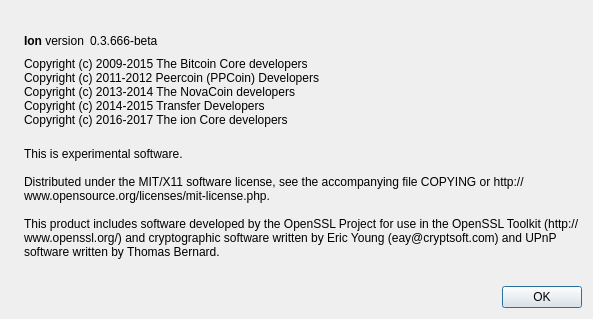
Above: src/qt/forms/aboutdialog.ui from ionomy/ion_deprecated2 before the change. Below: the same form after it.
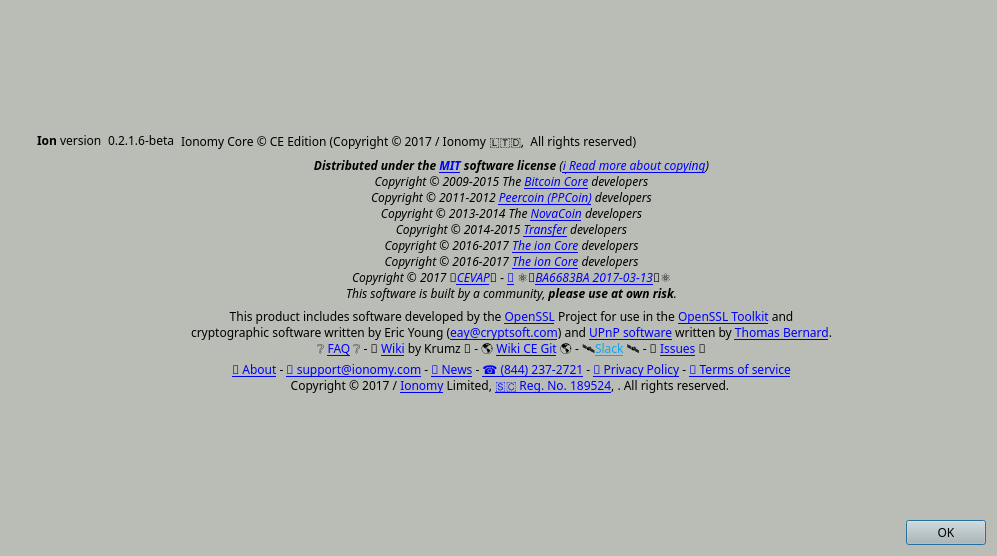
That is the form after the change. Icons and pictures are not drawn.

Commit message:
Bring codebase more inline with Bitcoin Core
Based on work done by cevap on cevap/ion

```diff
--- a/src/qt/forms/aboutdialog.ui
+++ b/src/qt/forms/aboutdialog.ui
@@ -6,10 +6,437 @@
    <rect>
     <x>0</x>
     <y>0</y>
-    <width>593</width>
-    <height>319</height>
+    <width>997</width>
+    <height>556</height>
    </rect>
   </property>
+  <property name="palette">
+   <palette>
+    <active>
+     <colorrole role="WindowText">
+      <brush brushstyle="SolidPattern">
+       <color alpha="255">
+        <red>0</red>
+        <green>0</green>
+        <blue>0</blue>
+       </color>
+      </brush>
+     </colorrole>
+     <colorrole role="Button">
+      <brush brushstyle="SolidPattern">
+       <color alpha="255">
+        <red>186</red>
+        <green>189</green>
+        <blue>182</blue>
+       </color>
+      </brush>
+     </colorrole>
+     <colorrole role="Light">
+      <brush brushstyle="SolidPattern">
+       <color alpha="255">
+        <red>255</red>
+        <green>255</green>
+        <blue>255</blue>
+       </color>
+      </brush>
+     </colorrole>
+     <colorrole role="Midlight">
+      <brush brushstyle="SolidPattern">
+       <color alpha="255">
+        <red>220</red>
+        <green>222</green>
+        <blue>218</blue>
+       </color>
+      </brush>
+     </colorrole>
+     <colorrole role="Dark">
+      <brush brushstyle="SolidPattern">
+       <color alpha="255">
+        <red>93</red>
+        <green>94</green>
+        <blue>91</blue>
+       </color>
+      </brush>
+     </colorrole>
+     <colorrole role="Mid">
+      <brush brushstyle="SolidPattern">
+       <color alpha="255">
+        <red>124</red>
+        <green>126</green>
+        <blue>121</blue>
+       </color>
+      </brush>
+     </colorrole>
+     <colorrole role="Text">
+      <brush brushstyle="SolidPattern">
+       <color alpha="255">
+        <red>0</red>
+        <green>0</green>
+        <blue>0</blue>
+       </color>
+      </brush>
+     </colorrole>
+     <colorrole role="BrightText">
+      <brush brushstyle="SolidPattern">
+       <color alpha="255">
+        <red>255</red>
+        <green>255</green>
+        <blue>255</blue>
+       </color>
+      </brush>
+     </colorrole>
+     <colorrole role="ButtonText">
+      <brush brushstyle="SolidPattern">
+       <color alpha="255">
+        <red>0</red>
+        <green>0</green>
+        <blue>0</blue>
+       </color>
+      </brush>
+     </colorrole>
+     <colorrole role="Base">
+      <brush brushstyle="SolidPattern">
+       <color alpha="255">
+        <red>255</red>
+        <green>255</green>
+        <blue>255</blue>
+       </color>
+      </brush>
+     </colorrole>
+     <colorrole role="Window">
+      <brush brushstyle="SolidPattern">
+       <color alpha="255">
+        <red>186</red>
+        <green>189</green>
+        <blue>182</blue>
+       </color>
+      </brush>
+     </colorrole>
+     <colorrole role="Shadow">
+      <brush brushstyle="SolidPattern">
+       <color alpha="255">
+        <red>0</red>
+        <green>0</green>
+        <blue>0</blue>
+       </color>
+      </brush>
+     </colorrole>
+     <colorrole role="AlternateBase">
+      <brush brushstyle="SolidPattern">
+       <color alpha="255">
+        <red>220</red>
+        <green>222</green>
+        <blue>218</blue>
+       </color>
+      </brush>
+     </colorrole>
+     <colorrole role="ToolTipBase">
+      <brush brushstyle="SolidPattern">
+       <color alpha="255">
+        <red>255</red>
+        <green>255</green>
+        <blue>220</blue>
+       </color>
+      </brush>
+     </colorrole>
+     <colorrole role="ToolTipText">
+      <brush brushstyle="SolidPattern">
+       <color alpha="255">
+        <red>0</red>
+        <green>0</green>
+        <blue>0</blue>
+       </color>
+      </brush>
+     </colorrole>
+    </active>
+    <inactive>
+     <colorrole role="WindowText">
+      <brush brushstyle="SolidPattern">
+       <color alpha="255">
+        <red>0</red>
+        <green>0</green>
+        <blue>0</blue>
+       </color>
+      </brush>
+     </colorrole>
+     <colorrole role="Button">
+      <brush brushstyle="SolidPattern">
+       <color alpha="255">
+        <red>186</red>
+        <green>189</green>
+        <blue>182</blue>
+       </color>
+      </brush>
+     </colorrole>
+     <colorrole role="Light">
+      <brush brushstyle="SolidPattern">
+       <color alpha="255">
+        <red>255</red>
+        <green>255</green>
+        <blue>255</blue>
+       </color>
+      </brush>
+     </colorrole>
+     <colorrole role="Midlight">
+      <brush brushstyle="SolidPattern">
+       <color alpha="255">
+        <red>220</red>
+        <green>222</green>
+        <blue>218</blue>
+       </color>
+      </brush>
+     </colorrole>
+     <colorrole role="Dark">
+      <brush brushstyle="SolidPattern">
+       <color alpha="255">
+        <red>93</red>
+        <green>94</green>
+        <blue>91</blue>
+       </color>
+      </brush>
+     </colorrole>
+     <colorrole role="Mid">
+      <brush brushstyle="SolidPattern">
+       <color alpha="255">
+        <red>124</red>
+        <green>126</green>
+        <blue>121</blue>
+       </color>
+      </brush>
+     </colorrole>
+     <colorrole role="Text">
+      <brush brushstyle="SolidPattern">
+       <color alpha="255">
+        <red>0</red>
+        <green>0</green>
+        <blue>0</blue>
+       </color>
+      </brush>
+     </colorrole>
+     <colorrole role="BrightText">
+      <brush brushstyle="SolidPattern">
+       <color alpha="255">
+        <red>255</red>
+        <green>255</green>
+        <blue>255</blue>
+       </color>
+      </brush>
+     </colorrole>
+     <colorrole role="ButtonText">
+      <brush brushstyle="SolidPattern">
+       <color alpha="255">
+        <red>0</red>
+        <green>0</green>
+        <blue>0</blue>
+       </color>
+      </brush>
+     </colorrole>
+     <colorrole role="Base">
+      <brush brushstyle="SolidPattern">
+       <color alpha="255">
+        <red>255</red>
+        <green>255</green>
+        <blue>255</blue>
+       </color>
+      </brush>
+     </colorrole>
+     <colorrole role="Window">
+      <brush brushstyle="SolidPattern">
+       <color alpha="255">
+        <red>186</red>
+        <green>189</green>
+        <blue>182</blue>
+       </color>
+      </brush>
+     </colorrole>
+     <colorrole role="Shadow">
+      <brush brushstyle="SolidPattern">
+       <color alpha="255">
+        <red>0</red>
+        <green>0</green>
+        <blue>0</blue>
+       </color>
+      </brush>
+     </colorrole>
+     <colorrole role="AlternateBase">
+      <brush brushstyle="SolidPattern">
+       <color alpha="255">
+        <red>220</red>
+        <green>222</green>
+        <blue>218</blue>
+       </color>
+      </brush>
+     </colorrole>
+     <colorrole role="ToolTipBase">
+      <brush brushstyle="SolidPattern">
+       <color alpha="255">
+        <red>255</red>
+        <green>255</green>
+        <blue>220</blue>
+       </color>
+      </brush>
+     </colorrole>
+     <colorrole role="ToolTipText">
+      <brush brushstyle="SolidPattern">
+       <color alpha="255">
+        <red>0</red>
+        <green>0</green>
+        <blue>0</blue>
+       </color>
+      </brush>
+     </colorrole>
+    </inactive>
+    <disabled>
+     <colorrole role="WindowText">
+      <brush brushstyle="SolidPattern">
+       <color alpha="255">
+        <red>93</red>
+        <green>94</green>
+        <blue>91</blue>
+       </color>
+      </brush>
+     </colorrole>
+     <colorrole role="Button">
+      <brush brushstyle="SolidPattern">
+       <color alpha="255">
+        <red>186</red>
+        <green>189</green>
+        <blue>182</blue>
+       </color>
+      </brush>
+     </colorrole>
+     <colorrole role="Light">
+      <brush brushstyle="SolidPattern">
+       <color alpha="255">
+        <red>255</red>
+        <green>255</green>
+        <blue>255</blue>
+       </color>
+      </brush>
+     </colorrole>
+     <colorrole role="Midlight">
+      <brush brushstyle="SolidPattern">
+       <color alpha="255">
+        <red>220</red>
+        <green>222</green>
+        <blue>218</blue>
+       </color>
+      </brush>
+     </colorrole>
+     <colorrole role="Dark">
+      <brush brushstyle="SolidPattern">
+       <color alpha="255">
+        <red>93</red>
+        <green>94</green>
+        <blue>91</blue>
+       </color>
+      </brush>
+     </colorrole>
+     <colorrole role="Mid">
+      <brush brushstyle="SolidPattern">
+       <color alpha="255">
+        <red>124</red>
+        <green>126</green>
+        <blue>121</blue>
+       </color>
+      </brush>
+     </colorrole>
+     <colorrole role="Text">
+      <brush brushstyle="SolidPattern">
+       <color alpha="255">
+        <red>93</red>
+        <green>94</green>
+        <blue>91</blue>
+       </color>
+      </brush>
+     </colorrole>
+     <colorrole role="BrightText">
+      <brush brushstyle="SolidPattern">
+       <color alpha="255">
+        <red>255</red>
+        <green>255</green>
+        <blue>255</blue>
+       </color>
+      </brush>
+     </colorrole>
+     <colorrole role="ButtonText">
+      <brush brushstyle="SolidPattern">
+       <color alpha="255">
+        <red>93</red>
+        <green>94</green>
+        <blue>91</blue>
+       </color>
+      </brush>
+     </colorrole>
+     <colorrole role="Base">
+      <brush brushstyle="SolidPattern">
+       <color alpha="255">
+        <red>186</red>
+        <green>189</green>
+        <blue>182</blue>
+       </color>
+      </brush>
+     </colorrole>
+     <colorrole role="Window">
+      <brush brushstyle="SolidPattern">
+       <color alpha="255">
+        <red>186</red>
+        <green>189</green>
+        <blue>182</blue>
+       </color>
+      </brush>
+     </colorrole>
+     <colorrole role="Shadow">
+      <brush brushstyle="SolidPattern">
+       <color alpha="255">
+        <red>0</red>
+        <green>0</green>
+        <blue>0</blue>
+       </color>
+      </brush>
+     </colorrole>
+     <colorrole role="AlternateBase">
+      <brush brushstyle="SolidPattern">
+       <color alpha="255">
+        <red>186</red>
+        <green>189</green>
+        <blue>182</blue>
+       </color>
+      </brush>
+     </colorrole>
+     <colorrole role="ToolTipBase">
+      <brush brushstyle="SolidPattern">
+       <color alpha="255">
+        <red>255</red>
+        <green>255</green>
+        <blue>220</blue>
+       </color>
+      </brush>
+     </colorrole>
+     <colorrole role="ToolTipText">
+      <brush brushstyle="SolidPattern">
+       <color alpha="255">
+        <red>0</red>
+        <green>0</green>
+        <blue>0</blue>
+       </color>
+      </brush>
+     </colorrole>
+    </disabled>
+   </palette>
+  </property>
+  <property name="font">
+   <font>
+    <family>Sawasdee</family>
+    <weight>50</weight>
+    <bold>false</bold>
+    <strikeout>false</strikeout>
+    <stylestrategy>PreferAntialias</stylestrategy>
+   </font>
+  </property>
+  <property name="mouseTracking">
+   <bool>false</bool>
+  </property>
   <property name="windowTitle">
    <string>About Ion</string>
   </property>
@@ -23,7 +450,20 @@
       </sizepolicy>
      </property>
      <property name="pixmap">
-      <pixmap resource="../bitcoin.qrc">:/images/about</pixmap>
+      <pixmap resource="../ion.qrc">:/images/about</pixmap>
+     </property>
+    </widget>
+   </item>
+   <item>
+    <widget class="QLabel" name="label_5">
+     <property name="sizePolicy">
+      <sizepolicy hsizetype="Preferred" vsizetype="Ignored">
+       <horstretch>0</horstretch>
+       <verstretch>0</verstretch>
+      </sizepolicy>
+     </property>
+     <property name="pixmap">
+      <pixmap resource="../ion.qrc">:/images/aboutpanda</pixmap>
      </property>
     </widget>
    </item>
@@ -63,13 +503,25 @@
           <cursorShape>IBeamCursor</cursorShape>
          </property>
          <property name="text">
-          <string notr="true">0.3.666-beta</string>
+          <string notr="true">&lt;html&gt;&lt;head/&gt;&lt;body&gt;&lt;p&gt;0.2.1.6-beta&lt;/p&gt;&lt;/body&gt;&lt;/html&gt;</string>
          </property>
          <property name="textInteractionFlags">
           <set>Qt::LinksAccessibleByMouse|Qt::TextSelectableByKeyboard|Qt::TextSelectableByMouse</set>
          </property>
         </widget>
        </item>
+       <item>
+        <widget class="QLabel" name="label_3">
+         <property name="font">
+          <font>
+           <family>Sawasdee</family>
+          </font>
+         </property>
+         <property name="text">
+          <string>Ionomy Core ©️ CE Edition (Copyright ©️ 2017 / Ionomy 🇱🇹🇩,  All rights reserved)</string>
+         </property>
+        </widget>
+       </item>
        <item>
         <spacer name="horizontalSpacer">
          <property name="orientation">
@@ -87,15 +539,17 @@
      </item>
      <item>
       <widget class="QLabel" name="copyrightLabel">
+       <property name="font">
+        <font>
+         <family>Sawasdee</family>
+         <italic>true</italic>
+        </font>
+       </property>
        <property name="cursor">
         <cursorShape>IBeamCursor</cursorShape>
        </property>
        <property name="text">
-        <string>Copyright (c) 2009-2015 The Bitcoin Core developers
-Copyright (c) 2011-2012 Peercoin (PPCoin) Developers
-Copyright (c) 2013-2014 The NovaCoin developers
-Copyright (c) 2014-2015 Transfer Developers
-Copyright (c) 2016-2017 The ion Core developers</string>
+        <string>&lt;html&gt;&lt;head/&gt;&lt;body&gt;&lt;p align=&quot;center&quot;&gt;&lt;span style=&quot; font-weight:600;&quot;&gt;Distributed under the &lt;/span&gt;&lt;a href=&quot;http://www.opensource.org/licenses/mit-license.php&quot;&gt;&lt;span style=&quot; font-weight:600; text-decoration: underline; color:#0000ff;&quot;&gt;MIT&lt;/span&gt;&lt;/a&gt;&lt;span style=&quot; font-weight:600;&quot;&gt; software license &lt;/span&gt;(&lt;a href=&quot;https://raw.githubusercontent.com/cevap/ion/master/COPYING&quot;&gt;&lt;span style=&quot; text-decoration: underline; color:#0000ff;&quot;&gt;ℹ️ Read more about copying&lt;/span&gt;&lt;/a&gt;)&lt;br/&gt;Copyright ©️ 2009-2015 The &lt;a href=&quot;https://github.com/bitcoin/bitcoin/&quot;&gt;&lt;span style=&quot; text-decoration: underline; color:#0000ff;&quot;&gt;Bitcoin Core&lt;/span&gt;&lt;/a&gt; developers&lt;br/&gt;Copyright ©️ 2011-2012 &lt;a href=&quot;https://github.com/peercoin/peercoin/&quot;&gt;&lt;span style=&quot; text-decoration: underline; color:#0000ff;&quot;&gt;Peercoin (PPCoin)&lt;/span&gt;&lt;/a&gt; developers&lt;br/&gt;Copyright ©️ 2013-2014 The &lt;a href=&quot;https://github.com/novacoin-project/novacoin&quot;&gt;&lt;span style=&quot; text-decoration: underline; color:#0000ff;&quot;&gt;NovaCoin&lt;/span&gt;&lt;/a&gt; developers&lt;br/&gt;Copyright ©️ 2014-2015 &lt;a href=&quot;https://github.com/transferdev/Transfercoin&quot;&gt;&lt;span style=&quot; text-decoration: underline; color:#0000ff;&quot;&gt;Transfer&lt;/span&gt;&lt;/a&gt; developers&lt;br/&gt;Copyright ©️ 2016-2017 &lt;a href=&quot;https://github.com/ionomy/ion/&quot;&gt;&lt;span style=&quot; text-decoration: underline; color:#0000ff;&quot;&gt;The ion Core&lt;/span&gt;&lt;/a&gt; developers&lt;br/&gt;Copyright ©️ 2016-2017 &lt;a href=&quot;https://github.com/ionomy/ion/&quot;&gt;&lt;span style=&quot; text-decoration: underline; color:#0000ff;&quot;&gt;The ion Core&lt;/span&gt;&lt;/a&gt; developers&lt;br/&gt;Copyright ©️ 2017 🐼&lt;a href=&quot;https://github.com/cevap/&quot;&gt;&lt;span style=&quot; text-decoration: underline; color:#0000ff;&quot;&gt;CEVAP&lt;/span&gt;&lt;/a&gt;🐼 - &lt;a href=&quot;mailto:dev@i2pmail.org&quot;&gt;&lt;span style=&quot; text-decoration: underline; color:#0000ff;&quot;&gt;📧&lt;/span&gt;&lt;/a&gt; ⚛️🔐&lt;a href=&quot;https://pgp.mit.edu/pks/lookup?op=get&amp;amp;search=0x49464B32BA6683BA&quot;&gt;&lt;span style=&quot; text-decoration: underline; color:#0000ff;&quot;&gt;BA6683BA 2017-03-13&lt;/span&gt;&lt;/a&gt;🔐⚛️&lt;br/&gt;This software is built by a community, &lt;span style=&quot; font-weight:600;&quot;&gt;please use at own risk&lt;/span&gt;.&lt;/p&gt;&lt;/body&gt;&lt;/html&gt;</string>
        </property>
        <property name="textInteractionFlags">
         <set>Qt::LinksAccessibleByMouse|Qt::TextSelectableByKeyboard|Qt::TextSelectableByMouse</set>
@@ -108,12 +562,7 @@
         <cursorShape>IBeamCursor</cursorShape>
        </property>
        <property name="text">
-        <string>
-This is experimental software.
-
-Distributed under the MIT/X11 software license, see the accompanying file COPYING or http://www.opensource.org/licenses/mit-license.php.
-
-This product includes software developed by the OpenSSL Project for use in the OpenSSL Toolkit (http://www.openssl.org/) and cryptographic software written by Eric Young (eay@cryptsoft.com) and UPnP software written by Thomas Bernard.</string>
+        <string>&lt;html&gt;&lt;head/&gt;&lt;body&gt;&lt;p align=&quot;center&quot;&gt;This product includes software developed by the &lt;a href=&quot;https://www.openssl.org/&quot;&gt;&lt;span style=&quot; text-decoration: underline; color:#0000ff;&quot;&gt;OpenSSL&lt;/span&gt;&lt;/a&gt; Project for use in the &lt;a href=&quot;https://github.com/openssl/openssl&quot;&gt;&lt;span style=&quot; text-decoration: underline; color:#0000ff;&quot;&gt;OpenSSL Toolkit&lt;/span&gt;&lt;/a&gt; and&lt;br/&gt;cryptographic software written by Eric Young (&lt;a href=&quot;mailto:eay@cryptsoft.com&quot;&gt;&lt;span style=&quot; text-decoration: underline; color:#0000ff;&quot;&gt;eay@cryptsoft.com&lt;/span&gt;&lt;/a&gt;) and &lt;a href=&quot;https://github.com/miniupnp/miniupnp/&quot;&gt;&lt;span style=&quot; text-decoration: underline; color:#0000ff;&quot;&gt;UPnP software&lt;/span&gt;&lt;/a&gt; written by &lt;a href=&quot;mailto:miniupnp@free.fr&quot;&gt;&lt;span style=&quot; text-decoration: underline; color:#0000ff;&quot;&gt;Thomas Bernard&lt;/span&gt;&lt;/a&gt;.&lt;br/&gt;❔ &lt;a href=&quot;http://support.ionomy.com/&quot;&gt;&lt;span style=&quot; text-decoration: underline; color:#0000ff;&quot;&gt;FAQ&lt;/span&gt;&lt;/a&gt; ❔ - 🐓 &lt;a href=&quot;http://ionomy.wiki/&quot;&gt;&lt;span style=&quot; text-decoration: underline; color:#0000ff;&quot;&gt;Wiki&lt;/span&gt;&lt;/a&gt; by Krumz 🐓 - 🌎 &lt;a href=&quot;https://github.com/cevap/ion/wiki&quot;&gt;&lt;span style=&quot; text-decoration: underline; color:#0000ff;&quot;&gt;Wiki CE Git&lt;/span&gt;&lt;/a&gt; 🌎 - 🛰️&lt;a href=&quot;https://slack.ionomy.com&quot;&gt;&lt;span style=&quot; text-decoration: underline; color:#13a6ec;&quot;&gt;Slack&lt;/span&gt;&lt;/a&gt; 🛰️ - 👊 &lt;a href=&quot;https://github.com/ionomy/ion/issues&quot;&gt;&lt;span style=&quot; text-decoration: underline; color:#0000ff;&quot;&gt;Issues&lt;/span&gt;&lt;/a&gt; 👊&lt;br/&gt;&lt;a href=&quot;https://ionomy.com/about/developers&quot;&gt;&lt;span style=&quot; text-decoration: underline; color:#0000ff;&quot;&gt;📖 About&lt;/span&gt;&lt;/a&gt; - &lt;a href=&quot;mailto:support@ionomy.com&quot;&gt;&lt;span style=&quot; text-decoration: underline; color:#0000ff;&quot;&gt;📧 support@ionomy.com&lt;/span&gt;&lt;/a&gt; - &lt;a href=&quot;https://news.ionomy.com/&quot;&gt;&lt;span style=&quot; text-decoration: underline; color:#0000ff;&quot;&gt;📰 News&lt;/span&gt;&lt;/a&gt; - &lt;a href=&quot;call:08442372721&quot;&gt;&lt;span style=&quot; text-decoration: underline; color:#0000ff;&quot;&gt;☎️ (844) 237-2721&lt;/span&gt;&lt;/a&gt; - &lt;a href=&quot;https://ionomy.com/privacy-policy&quot;&gt;&lt;span style=&quot; text-decoration: underline; color:#0000ff;&quot;&gt;🔏 Privacy Policy&lt;/span&gt;&lt;/a&gt; - &lt;a href=&quot;https://ionomy.com/terms-service&quot;&gt;&lt;span style=&quot; text-decoration: underline; color:#0000ff;&quot;&gt;📃 Terms of service&lt;/span&gt;&lt;/a&gt;&lt;br/&gt;Copyright ©️ 2017 / &lt;a href=&quot;http://ionomy.com/&quot;&gt;&lt;span style=&quot; text-decoration: underline; color:#0000ff;&quot;&gt;Ionomy&lt;/span&gt;&lt;/a&gt; Limited, &lt;a href=&quot;https://eservice.egov.sc/BizRegistration/WebSearchBusiness.aspx&quot;&gt;&lt;span style=&quot; text-decoration: underline; color:#0000ff;&quot;&gt;🇸🇨 Reg. No. 189524&lt;/span&gt;&lt;/a&gt;, . All rights reserved. &lt;/p&gt;&lt;/body&gt;&lt;/html&gt;</string>
        </property>
        <property name="wordWrap">
         <bool>true</bool>
```
Left out of the diff: 4 changed lines with no effect on the pictures. The commit also changes 1289 other files.
